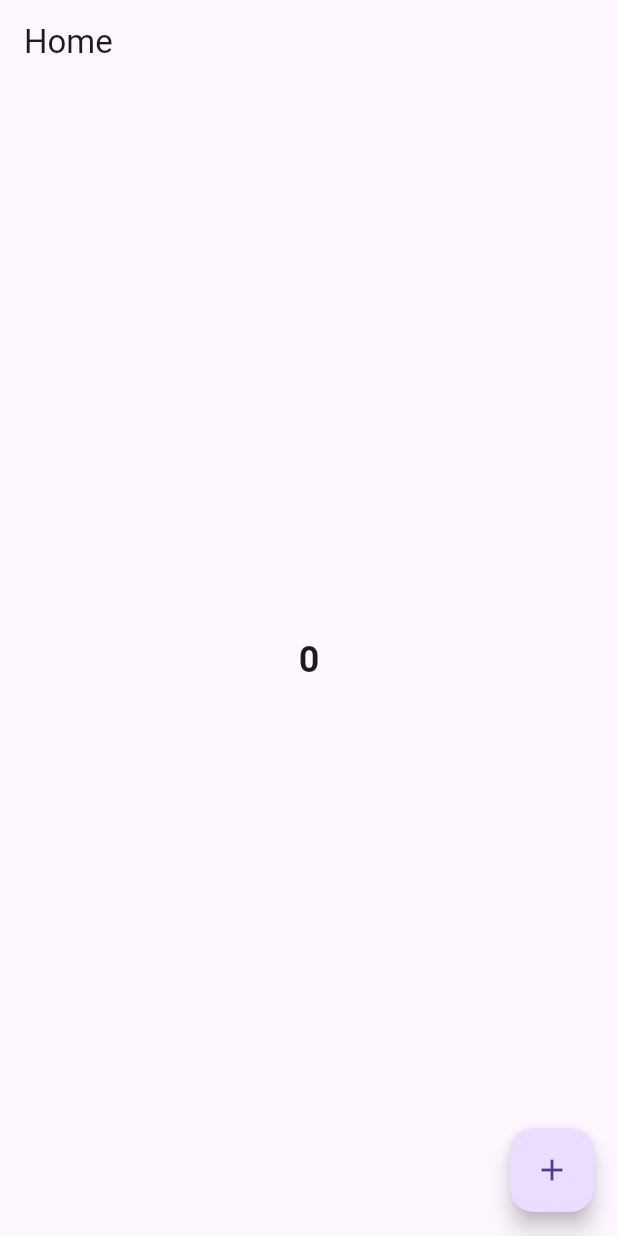
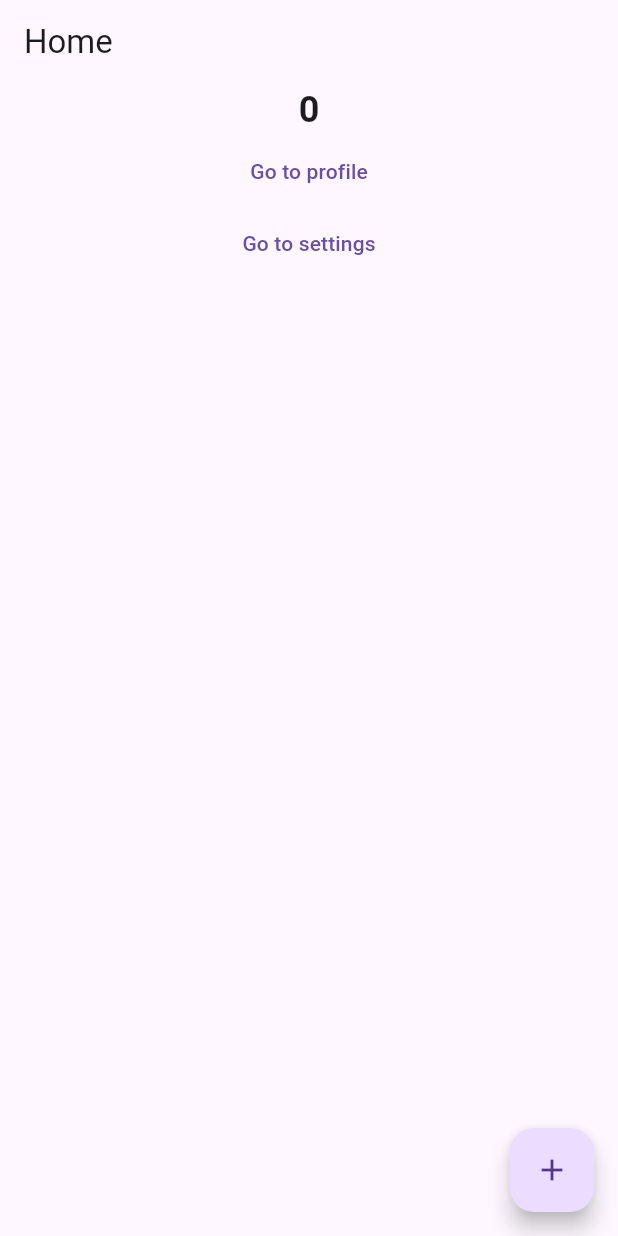
Before and after one commit to abdulkaderit/TaskManager_Assingment, a Flutter app: the screen it shows after launch, on a phone screen of 412 x 824 dp. Run offline on Flutter 3.47's test engine with Material 3 defaults, Android fonts, the phone set to English and light mode, and no system bars; our stand-ins replace email_validator, flutter_svg, get, image_picker, logger, pin_code_fields and 1 more; accounts and stored records are empty.

```diff
--- a/lib/counter/counter.dart
+++ b/lib/counter/counter.dart
@@ -1,4 +1,6 @@
 import 'package:flutter/material.dart';
+import 'package:get/get.dart';
+import 'package:task_liveclass/counter/counter_controller.dart';
 import 'package:task_liveclass/counter/home.dart';
 
 class CounterApp extends StatelessWidget {
@@ -6,8 +8,16 @@ class CounterApp extends StatelessWidget {
 
   @override
   Widget build(BuildContext context) {
-    return MaterialApp(
-      home: HomeScreen(),
+    return GetMaterialApp(
+      home: const HomeScreen(),
+      initialBinding: ControllerBinder(),
     );
   }
 }
+
+class ControllerBinder extends Bindings{
+  @override
+  void dependencies() {
+    Get.lazyPut(()=> CounterController());
+  }
+}
--- /dev/null
+++ b/lib/counter/counter_controller.dart
@@ -0,0 +1,10 @@
+import 'package:get/get.dart';
+
+class CounterController extends GetxController {
+  int count = 0;
+
+  void increment(){
+    count ++;
+    update();
+  }
+}
--- a/lib/counter/home.dart
+++ b/lib/counter/home.dart
@@ -1,5 +1,9 @@
 import 'package:flutter/material.dart';
 import 'package:get/get.dart';
+import 'package:task_liveclass/counter/profile.dart';
+import 'package:task_liveclass/counter/settings.dart';
+
+import 'counter_controller.dart';
 
 class HomeScreen extends StatefulWidget {
    const HomeScreen({super.key});
@@ -10,17 +14,42 @@ class HomeScreen extends StatefulWidget {
 
 class _HomeScreenState extends State<HomeScreen> {
 
-  CounterController  counterController = CounterController();
+  CounterController  counterController = Get.find<CounterController>();
 
   @override
   Widget build(BuildContext context) {
     return Scaffold(
       appBar: AppBar(title: const Text('Home'),),
       body:  Center(
-        child: Obx((){
-          return Text('${counterController.count}',
-            style: const TextStyle(fontWeight: FontWeight.w600, fontSize: 24),);
-        }),
+        child: Column(
+          children: [
+            GetBuilder(
+                init: counterController, builder: (controller){
+              return Text(
+                '${counterController.count}',
+                style: const TextStyle(fontWeight: FontWeight.w600, fontSize: 24),);
+             },
+            ),
+            TextButton(onPressed: () {
+              // Navigator.push(context, MaterialPageRoute(builder: (context){
+              //   return const ProfileScreen();
+              // }));
+              Get.to(const ProfileScreen());
+            },
+              child: Text('Go to profile'),
+            ),
+
+            TextButton(onPressed: () {
+              // Navigator.pushReplacement(context, MaterialPageRoute(builder: (context){
+              //   return const ProfileScreen();
+              // }));
+              Get.off(const SettingsScreen());
+            },
+              child: Text('Go to settings'),
+            ),
+
+          ],
+        ),
       ),
       floatingActionButton: FloatingActionButton(
         onPressed: () {
@@ -29,10 +58,3 @@ class _HomeScreenState extends State<HomeScreen> {
     );
   }
 }
-class CounterController {
-  RxInt count = 0.obs;
-
-  void increment(){
-    count ++;
-  }
-}
```
Also changed, not shown: lib/counter/profile.dart (+28 -1 lines), lib/counter/settings.dart (added, +42 -0 lines).
